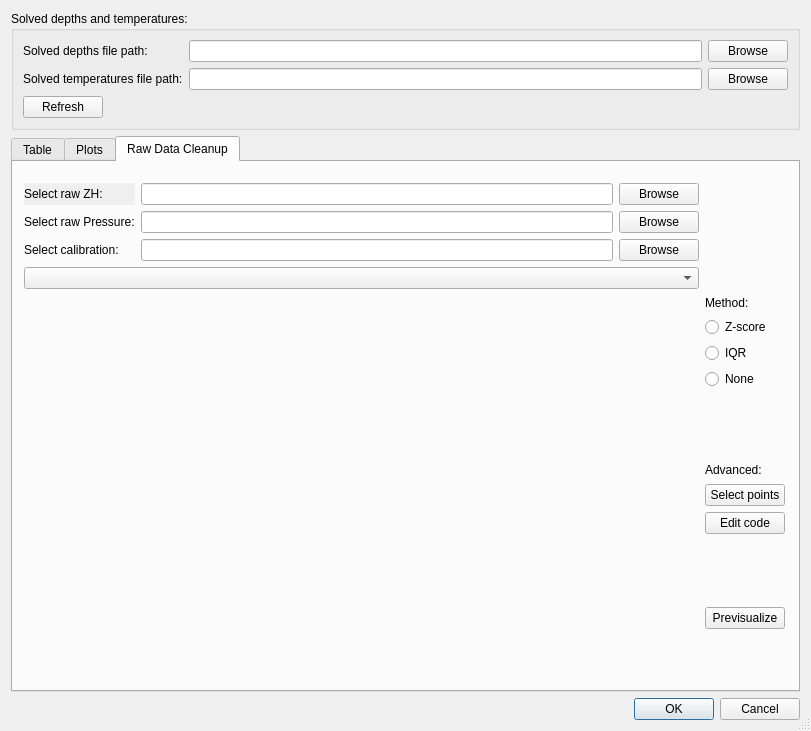
GVigne/Molonari-2022, file Molonari_2021/ihm/python/sql/sqlgridview.ui: the form before one commit.
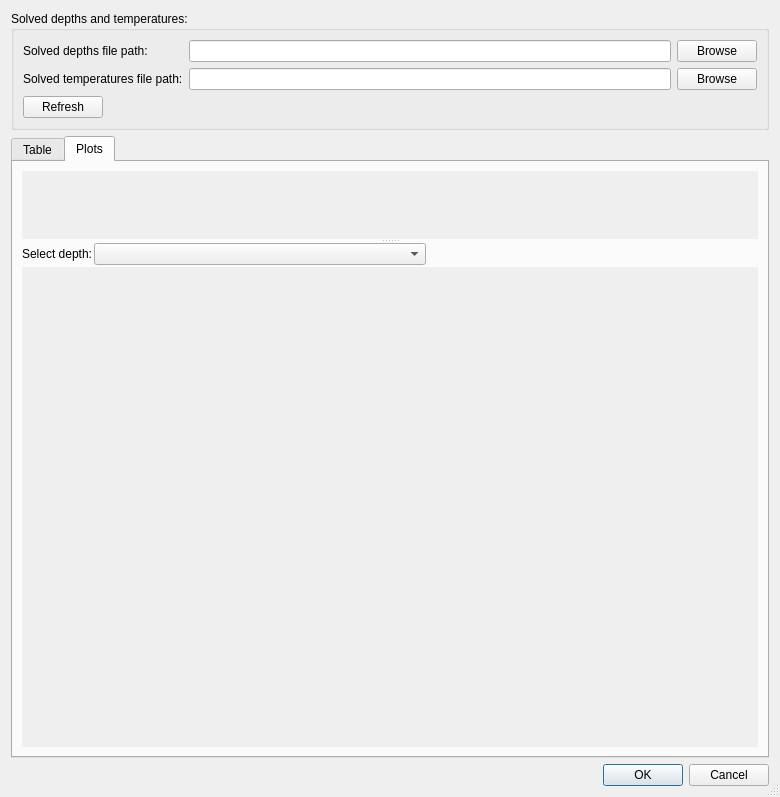
The form after the commit.

Commit message: restore original sqlgridview

Patch:
```diff
--- a/Molonari_2021/ihm/python/sql/sqlgridview.ui
+++ b/Molonari_2021/ihm/python/sql/sqlgridview.ui
@@ -6,8 +6,8 @@
    <rect>
     <x>0</x>
     <y>0</y>
-    <width>811</width>
-    <height>731</height>
+    <width>780</width>
+    <height>797</height>
    </rect>
   </property>
   <property name="windowTitle">
@@ -100,7 +100,7 @@
    <item>
     <widget class="QTabWidget" name="tabWidget">
      <property name="currentIndex">
-      <number>2</number>
+      <number>1</number>
      </property>
      <widget class="QWidget" name="tabTable">
       <attribute name="title">
@@ -134,8 +134,8 @@
             <rect>
              <x>0</x>
              <y>0</y>
-             <width>771</width>
-             <height>68</height>
+             <width>740</width>
+             <height>258</height>
             </rect>
            </property>
            <layout class="QVBoxLayout" name="verticalLayout_6">
@@ -229,8 +229,8 @@
                <rect>
                 <x>0</x>
                 <y>0</y>
-                <width>771</width>
-                <height>406</height>
+                <width>740</width>
+                <height>263</height>
                </rect>
               </property>
               <layout class="QVBoxLayout" name="verticalLayout_3">
@@ -259,156 +259,6 @@
        </item>
       </layout>
      </widget>
-     <widget class="QWidget" name="cleanDataTab">
-      <property name="maximumSize">
-       <size>
-        <width>797</width>
-        <height>559</height>
-       </size>
-      </property>
-      <attribute name="title">
-       <string>Raw Data Cleanup</string>
-      </attribute>
-      <widget class="QWidget" name="layoutWidget">
-       <property name="geometry">
-        <rect>
-         <x>11</x>
-         <y>21</y>
-         <width>761</width>
-         <height>491</height>
-        </rect>
-       </property>
-       <layout class="QVBoxLayout" name="verticalLayout_8" stretch="0">
-        <item>
-         <layout class="QGridLayout" name="gridLayout_2">
-          <item row="1" column="1">
-           <widget class="QLineEdit" name="lineEditRawPressureFile"/>
-          </item>
-          <item row="11" column="3">
-           <widget class="QLabel" name="labelAdvanced">
-            <property name="text">
-             <string>Advanced:</string>
-            </property>
-           </widget>
-          </item>
-          <item row="5" column="3">
-           <widget class="QRadioButton" name="radioButtonZScore">
-            <property name="text">
-             <string>Z-score</string>
-            </property>
-           </widget>
-          </item>
-          <item row="12" column="3">
-           <widget class="QPushButton" name="pushButtonSelectPoints">
-            <property name="text">
-             <string>Select points</string>
-            </property>
-           </widget>
-          </item>
-          <item row="0" column="1">
-           <widget class="QLineEdit" name="lineEditRawZHFile">
-            <property name="autoFillBackground">
-             <bool>true</bool>
-            </property>
-           </widget>
-          </item>
-          <item row="7" column="3">
-           <widget class="QRadioButton" name="radioButtonNone">
-            <property name="text">
-             <string>None</string>
-            </property>
-           </widget>
-          </item>
-          <item row="0" column="2">
-           <widget class="QPushButton" name="pushButtonBrowseRawZH">
-            <property name="autoFillBackground">
-             <bool>true</bool>
-            </property>
-            <property name="text">
-             <string>Browse</string>
-            </property>
-           </widget>
-          </item>
-          <item row="4" column="0" rowspan="16" colspan="3">
-           <layout class="QVBoxLayout" name="widgetRawData"/>
-          </item>
-          <item row="6" column="3">
-           <widget class="QRadioButton" name="radioButtonIQR">
-            <property name="text">
-             <string>IQR</string>
-            </property>
-           </widget>
-          </item>
-          <item row="13" column="3">
-           <widget class="QPushButton" name="pushButtonEditCode">
-            <property name="text">
-             <string>Edit code</string>
-            </property>
-           </widget>
-          </item>
-          <item row="17" column="3">
-           <widget class="QPushButton" name="pushButtonPrevisualize">
-            <property name="text">
-             <string>Previsualize</string>
-            </property>
-           </widget>
-          </item>
-          <item row="3" column="0" colspan="3">
-           <widget class="QComboBox" name="comboBoxRawVar"/>
-          </item>
-          <item row="0" column="0">
-           <widget class="QLabel" name="rawDataLabel">
-            <property name="autoFillBackground">
-             <bool>true</bool>
-            </property>
-            <property name="text">
-             <string>Select raw ZH: </string>
-            </property>
-           </widget>
-          </item>
-          <item row="4" column="3">
-           <widget class="QLabel" name="labelMethod">
-            <property name="text">
-             <string>Method:</string>
-            </property>
-           </widget>
-          </item>
-          <item row="2" column="1">
-           <widget class="QLineEdit" name="lineEditCalibrationFile"/>
-          </item>
-          <item row="1" column="0">
-           <widget class="QLabel" name="label_4">
-            <property name="text">
-             <string>Select raw Pressure:</string>
-            </property>
-           </widget>
-          </item>
-          <item row="2" column="0">
-           <widget class="QLabel" name="label_5">
-            <property name="text">
-             <string>Select calibration:</string>
-            </property>
-           </widget>
-          </item>
-          <item row="1" column="2">
-           <widget class="QPushButton" name="pushButtonBrowseRauPressure">
-            <property name="text">
-             <string>Browse</string>
-            </property>
-           </widget>
-          </item>
-          <item row="2" column="2">
-           <widget class="QPushButton" name="pushButtonBrowseCalibration">
-            <property name="text">
-             <string>Browse</string>
-            </property>
-           </widget>
-          </item>
-         </layout>
-        </item>
-       </layout>
-      </widget>
-     </widget>
     </widget>
    </item>
    <item>
```
The commit also changes 1 other file.
